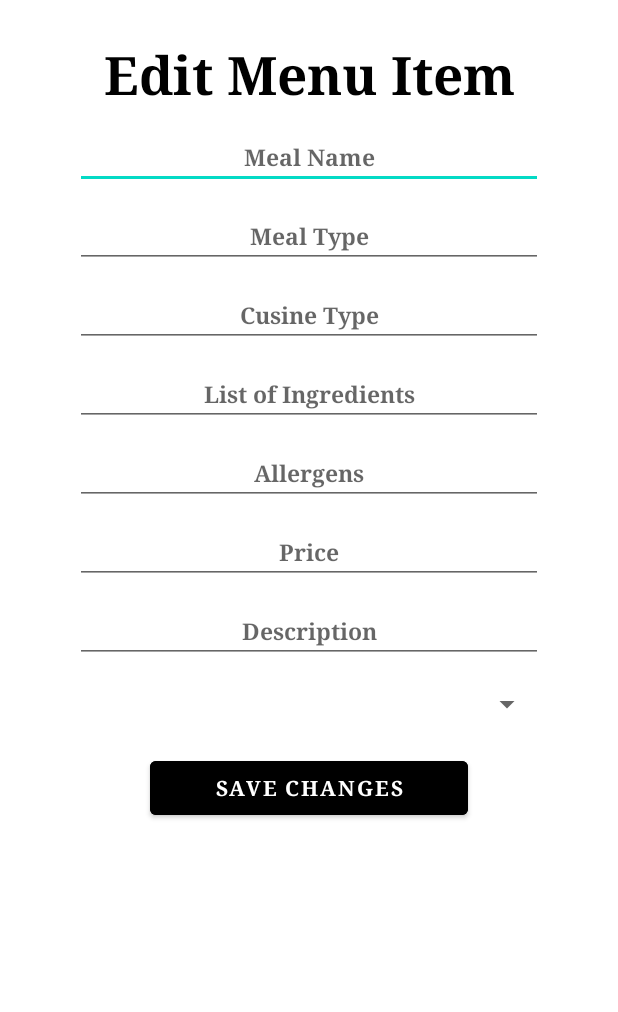
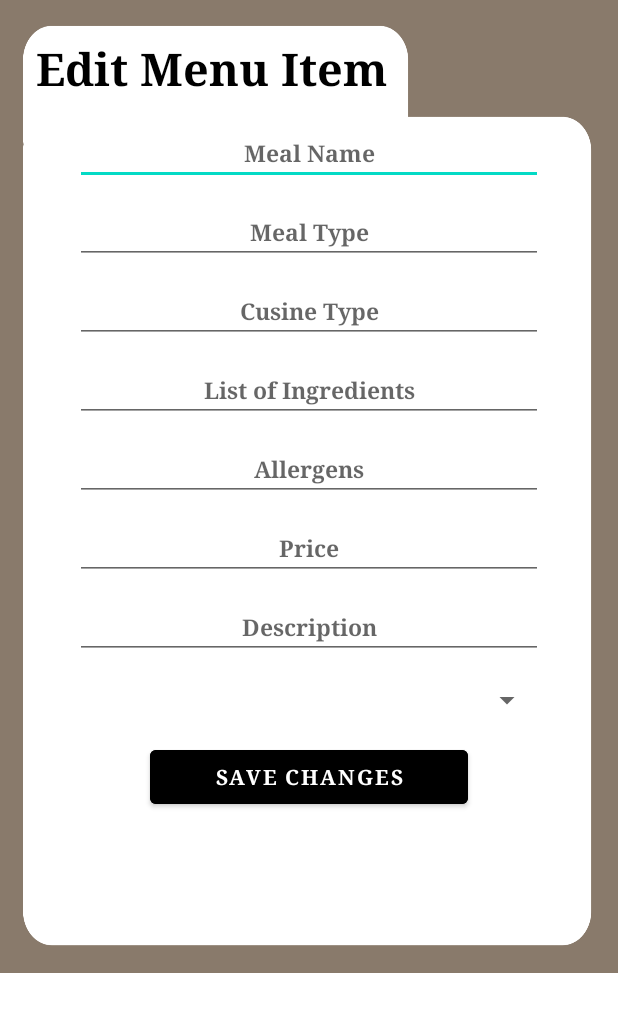
Before and after one commit to NightingaleX03/Mealer-Food-Delivery-App, an Android app: the layout edit_menu_items.xml on its own in the app's theme, with its tools: preview values and no code run, on a phone screen of 412 x 824 dp. Shown: the top 1012 px of the screen. Run offline under Robolectric (Android 15) with nearby library versions, the phone set to English and light mode, and no system bars.

Commit message:
new background for dialog

```diff
--- a/app/src/main/res/layout/edit_menu_items.xml
+++ b/app/src/main/res/layout/edit_menu_items.xml
@@ -1,7 +1,9 @@
 <?xml version="1.0" encoding="utf-8"?>
 <RelativeLayout xmlns:android="http://schemas.android.com/apk/res/android"
     android:layout_width="match_parent"
-    android:layout_height="wrap_content">
+    android:layout_height="wrap_content"
+    android:background="@drawable/dialog_box"
+    android:layout_marginBottom="175dp">
 
     <TextView
         android:layout_width="match_parent"
@@ -11,13 +13,13 @@
         android:textAlignment="center"
         android:typeface="serif"
         android:id="@+id/title"
-        android:layout_marginStart="50dp"
+        android:layout_marginStart="20dp"
         android:layout_marginTop="25dp"
-        android:layout_marginEnd="50dp"
+        android:layout_marginEnd="150dp"
         android:layout_marginBottom="5dp"
         android:textColor="@color/black"
         android:textStyle="bold"
-        android:textSize="35dp"/>
+        android:textSize="30dp"/>
 
     <EditText
         android:layout_width="match_parent"
@@ -29,7 +31,7 @@
         android:id="@+id/itemName"
         android:typeface="serif"
         android:layout_marginStart="50dp"
-        android:layout_marginTop="5dp"
+        android:layout_marginTop="10dp"
         android:layout_marginEnd="50dp"
         android:layout_marginBottom="5dp"
         android:textColor="@color/black"
@@ -158,7 +160,7 @@
         android:layout_height="wrap_content"
         android:layout_below="@id/spinner_availability"
         android:layout_marginStart="100dp"
-        android:layout_marginTop="10dp"
+        android:layout_marginTop="5dp"
         android:layout_marginEnd="100dp"
         android:id="@+id/btnsaveChanges"
         android:text="Save Changes"
```
Also changed, not shown: app/src/main/res/drawable-v24/background_signup_page.png (deleted), app/src/main/res/drawable-v24/dialog_box.png (added).
